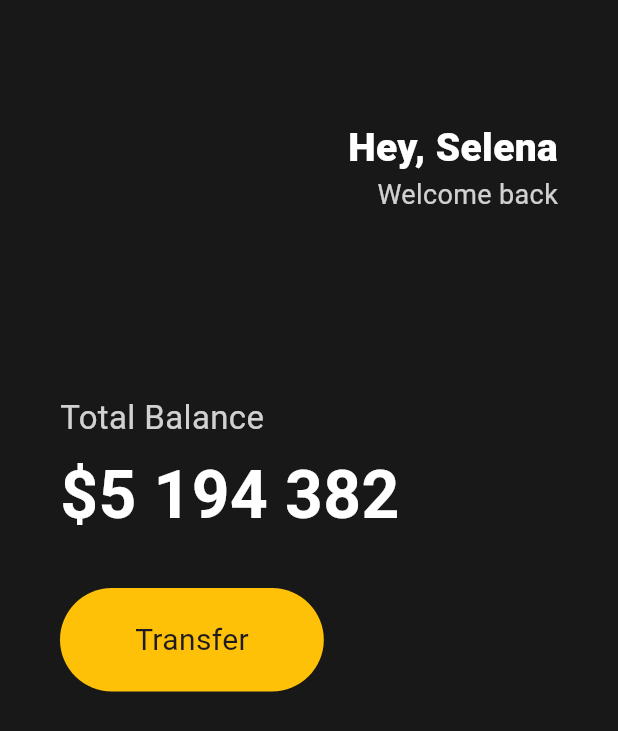
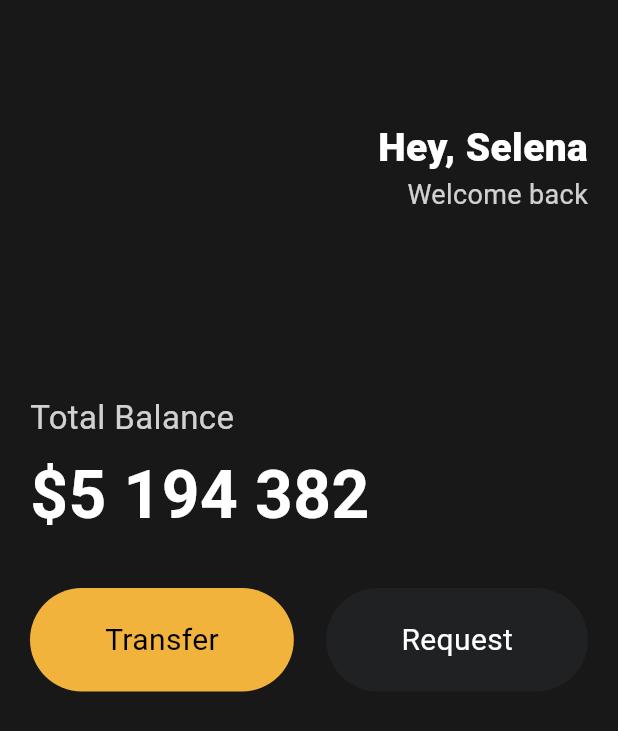
Before and after one commit to heecheol153/toonflix, a Flutter app: the screen it shows after launch, on a phone screen of 412 x 824 dp. Shown: the top 731 px of the screen. Run offline on Flutter 3.47's test engine with Material 3 defaults, Android fonts, the phone set to English and light mode, and no system bars.

Commit message:
2.5 Reusable Widgets

```diff
--- a/lib/main.dart
+++ b/lib/main.dart
@@ -1,4 +1,5 @@
 import 'package:flutter/material.dart';
+import 'package:toonflix/widgets/Button.dart';
 
 void main() {
   runApp(App());
@@ -12,7 +13,7 @@ class App extends StatelessWidget {
         backgroundColor: const Color(0xFF181818),
         body: Padding(
           padding: const EdgeInsets.symmetric(
-            horizontal: 40,
+            horizontal: 20, //40->20 Button 폭 넓이 에러 발생
           ),
           child: Column(
             crossAxisAlignment: CrossAxisAlignment.start,
@@ -20,13 +21,13 @@ class App extends StatelessWidget {
               const SizedBox(
                 height: 80,
               ),
-              Row(
+              const Row(
                 mainAxisAlignment: MainAxisAlignment.end,
                 children: [
                   Column(
                     crossAxisAlignment: CrossAxisAlignment.end,
                     children: [
-                      const Text(
+                      Text(
                         'Hey, Selena',
                         style: TextStyle(
                           color: Colors.white,
@@ -37,7 +38,7 @@ class App extends StatelessWidget {
                       Text(
                         'Welcome back',
                         style: TextStyle(
-                          color: Colors.white.withOpacity(0.8),
+                          color: Color.fromRGBO(255, 255, 255, 0.8),
                           fontSize: 18,
                         ),
                       ),
@@ -51,7 +52,9 @@ class App extends StatelessWidget {
               Text(
                 'Total Balance',
                 style: TextStyle(
-                    fontSize: 22, color: Colors.white.withOpacity(0.8)),
+                  fontSize: 22,
+                  color: Colors.white.withOpacity(0.8),
+                ),
               ),
               const SizedBox(
                 height: 5,
@@ -67,27 +70,21 @@ class App extends StatelessWidget {
               const SizedBox(
                 height: 30,
               ),
-              Row(
-                children: [
-                  Container(
-                    decoration: BoxDecoration(
-                        color: Colors.amber,
-                        borderRadius: BorderRadius.circular(45)),
-                    child: const Padding(
-                      padding: EdgeInsets.symmetric(
-                        vertical: 20,
-                        horizontal: 50,
-                      ),
-                      child: Text(
-                        'Transfer',
-                        style: TextStyle(
-                          fontSize: 20,
-                        ),
-                      ),
-                    ),
-                  )
+              const Row(
+                mainAxisAlignment: MainAxisAlignment.spaceBetween,
+                children: const [
+                  Button(
+                    text: 'Transfer',
+                    bgColor: Color(0xFFF1B33B),
+                    textColor: Colors.black,
+                  ),
+                  Button(
+                    text: 'Request',
+                    bgColor: Color(0xFF1F2123),
+                    textColor: Colors.white,
+                  ),
                 ],
-              )
+              ),
             ],
           ),
         ),
--- /dev/null
+++ b/lib/widgets/Button.dart
@@ -0,0 +1,36 @@
+import 'package:flutter/material.dart';
+
+class Button extends StatelessWidget {
+  final String text;
+  final Color bgColor;
+  final Color textColor;
+
+  const Button(
+      {super.key,
+      required this.text,
+      required this.bgColor,
+      required this.textColor});
+
+  @override
+  Widget build(BuildContext context) {
+    return Container(
+      decoration: BoxDecoration(
+        color: bgColor,
+        borderRadius: BorderRadius.circular(45),
+      ),
+      child: Padding(
+        padding: const EdgeInsets.symmetric(
+          vertical: 20,
+          horizontal: 50,
+        ),
+        child: Text(
+          text,
+          style: TextStyle(
+            color: textColor,
+            fontSize: 20,
+          ),
+        ),
+      ),
+    );
+  }
+}
```
